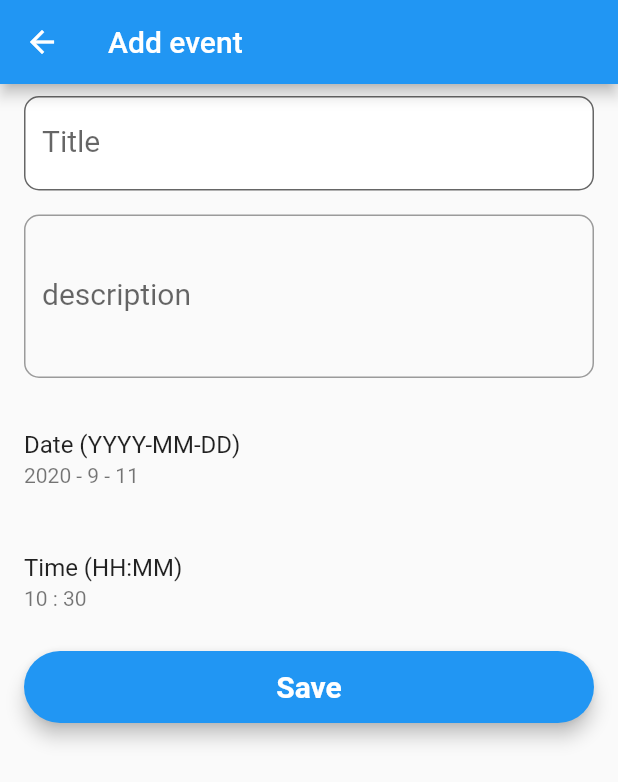
After one commit to Furball-Tales/furball-tales, a Flutter app: the Calendar screen opened directly, after a tap on the "add" icon, on a phone screen of 412 x 824 dp. The commit adds this screen. Shown: the top 782 px of the screen. Run offline on Flutter 3.47's test engine with Material 2 defaults, Android fonts, the phone set to English and light mode, and no system bars; our stand-ins replace firebase_auth, firebase_database, firebase_storage, flutter_datetime_picker, flutter_neumorphic, google_sign_in and 4 more; missing offline and left inert: firebase_helpers; accounts and stored records are empty; Roboto replaces fonts that are missing (Montserrat).

Commit message:
added calendar files

```diff
--- /dev/null
+++ b/furballTalesApp/lib/calendar/calendar_main.dart
@@ -0,0 +1,224 @@
+import 'package:flutter/material.dart';
+import 'package:furballTalesApp/homepage.dart';
+import './res/event_firebase_service.dart';
+import './ui/pages/add_event.dart';
+import './ui/pages/view_event.dart';
+import './model/event.dart';
+//import './res/firestore_service.dart';
+
+import 'package:table_calendar/table_calendar.dart';
+
+// void main() => runApp(MyApp());
+
+// class MyApp extends StatelessWidget {
+//   @override
+//   Widget build(BuildContext context) {
+//     return MaterialApp(
+//       title: 'Flutter Calendar',
+//       theme: ThemeData(
+//         primarySwatch: Colors.blue,
+//       ),
+//       home: HomePage(),
+//       routes: {
+//         "add_event": (_) => AddEventPage(),
+//       },
+//     );
+//   }
+// }
+
+class Calendar extends StatefulWidget {
+  @override
+  _CalendarState createState() => _CalendarState();
+}
+
+class _CalendarState extends State<Calendar> {
+  CalendarController _controller;
+  Map<DateTime, List<dynamic>> _events;
+  List<dynamic> _selectedEvents;
+
+  @override
+  void initState() {
+    super.initState();
+    _controller = CalendarController();
+    _events = {};
+    _selectedEvents = [];
+  }
+
+  Map<DateTime, List<dynamic>> _groupEvents(List<EventModel> allEvents) {
+    Map<DateTime, List<dynamic>> data = {};
+    allEvents.forEach((event) {
+      DateTime date = DateTime(
+          event.eventDate.year, event.eventDate.month, event.eventDate.day, 12);
+      if (data[date] == null) data[date] = [];
+      data[date].add(event);
+    });
+    print(data);
+    return data;
+  }
+
+  @override
+  Widget build(BuildContext context) {
+    return Scaffold(
+      appBar: AppBar(
+        title: Text('Flutter Calendar'),
+      ),
+      body: StreamBuilder<List<EventModel>>(
+          stream: eventDBS.streamList(),
+          builder: (context, snapshot) {
+            if (snapshot.hasData) {
+              List<EventModel> allEvents = snapshot.data;
+              if (allEvents.isNotEmpty) {
+                _events = _groupEvents(allEvents);
+              }
+            }
+            return SingleChildScrollView(
+              child: Column(
+                crossAxisAlignment: CrossAxisAlignment.start,
+                children: <Widget>[
+                  TableCalendar(
+                    events: _events,
+                    initialCalendarFormat: CalendarFormat.month,
+                    calendarStyle: CalendarStyle(
+                        canEventMarkersOverflow: true,
+                        todayColor: Colors.orange,
+                        selectedColor: Theme.of(context).primaryColor,
+                        todayStyle: TextStyle(
+                            fontWeight: FontWeight.bold,
+                            fontSize: 18.0,
+                            color: Colors.white)),
+                    headerStyle: HeaderStyle(
+                      centerHeaderTitle: true,
+                      formatButtonDecoration: BoxDecoration(
+                        color: Colors.orange,
+                        borderRadius: BorderRadius.circular(20.0),
+                      ),
+                      formatButtonTextStyle: TextStyle(color: Colors.white),
+                      formatButtonShowsNext: false,
+                    ),
+                    startingDayOfWeek: StartingDayOfWeek.monday,
+                    onDaySelected: (date, events) {
+                      setState(() {
+                        _selectedEvents = events;
+                        // ..._selectedEvents.sort((a, b) {
+                        //   var adate =
+                        //       a['event_time']; //before -> var adate = a.expiry;
+                        //   var bdate =
+                        //       b['event_time']; //before -> var bdate = b.expiry;
+                        //   return adate.compareTo(bdate);
+                        // });
+                      });
+                    },
+                    builders: CalendarBuilders(
+                      selectedDayBuilder: (context, date, events) => Container(
+                          margin: const EdgeInsets.all(4.0),
+                          alignment: Alignment.center,
+                          decoration: BoxDecoration(
+                              color: Theme.of(context).primaryColor,
+                              borderRadius: BorderRadius.circular(10.0)),
+                          child: Text(
+                            date.day.toString(),
+                            style: TextStyle(color: Colors.white),
+                          )),
+                      todayDayBuilder: (context, date, events) => Container(
+                          margin: const EdgeInsets.all(4.0),
+                          alignment: Alignment.center,
+                          decoration: BoxDecoration(
+                              color: Colors.orange,
+                              borderRadius: BorderRadius.circular(10.0)),
+                          child: Text(
+                            date.day.toString(),
+                            style: TextStyle(color: Colors.white),
+                          )),
+                    ),
+                    calendarController: _controller,
+                  ),
+                  ..._selectedEvents.map((event) => ListTile(
+                        title: Text(event.title),
+                        subtitle: Column(
+                            crossAxisAlignment: CrossAxisAlignment.start,
+                            children: <Widget>[
+                              Text(
+                                "Appoinment time: " +
+                                    returnTimeOnly(event.eventTime),
+                                style: TextStyle(color: Colors.red),
+                              ),
+                              Text(event.description),
+                              // IconButton(
+                              //   color: Colors.red,
+                              //   icon: Icon(Icons.delete),
+                              //   onPressed: () => _deleteNote(context, event.id),
+                              // ),
+                            ]),
+                        trailing: FlatButton(
+                            onPressed: () async {
+                              await eventDBS.removeItem(event.id);
+                              Navigator.push(
+                                      context,
+                                      MaterialPageRoute(
+                                          builder: (context) => Homepage()))
+                                  .whenComplete(() => {Navigator.pop(context)});
+                            },
+                            child: Text('delete')),
+                        // onTap: () {
+                        //   print(event);
+                        //   Navigator.push(
+                        //       context,
+                        //       MaterialPageRoute(
+                        //           builder: (_) => EventDetailsPage(
+                        //                 event: event,
+                        //               )
+                        //               )
+                        //               );
+                        // },
+                      )),
+                ],
+              ),
+            );
+          }),
+      floatingActionButton: FloatingActionButton(
+        child: Icon(Icons.add),
+        //onPressed: () => Navigator.pushNamed(context, 'add_event'),
+        onPressed: () => {
+          Navigator.push(
+              context, MaterialPageRoute(builder: (context) => AddEventPage()))
+        },
+      ),
+    );
+  }
+
+  refresh() {
+    setState(() {});
+  }
+
+  void _deleteNote(BuildContext context, String id) async {
+    if (await _showConfirmationDialog(context)) {
+      try {
+        await eventDBS.removeItem(id);
+        Navigator.of(context).pop();
+      } catch (e) {
+        print(e);
+      }
+    }
+  }
+
+  Future<bool> _showConfirmationDialog(BuildContext context) async {
+    return showDialog(
+        context: context,
+        barrierDismissible: true,
+        builder: (context) => AlertDialog(
+              content: Text("Are you sure you want to delete?"),
+              actions: <Widget>[
+                FlatButton(
+                  textColor: Colors.red,
+                  child: Text("Delete"),
+                  onPressed: () => Navigator.pop(context, true),
+                ),
+                FlatButton(
+                  textColor: Colors.black,
+                  child: Text("No"),
+                  onPressed: () => Navigator.pop(context, false),
+                ),
+              ],
+            ));
+  }
+}
--- /dev/null
+++ b/furballTalesApp/lib/calendar/model/event.dart
@@ -0,0 +1,62 @@
+import 'package:firebase_helpers/firebase_helpers.dart';
+import 'package:flutter/material.dart';
+import 'package:intl/intl.dart';
+
+class EventModel extends DatabaseItem {
+  final String id;
+  final String title;
+  final String description;
+  final DateTime eventDate;
+  final DateTime eventTime;
+
+  EventModel(
+      {this.id, this.title, this.description, this.eventDate, this.eventTime})
+      : super(id);
+
+  factory EventModel.fromMap(Map data) {
+    return EventModel(
+        title: data['title'],
+        description: data['description'],
+        eventDate: data['event_date'],
+        eventTime: data['event_time']);
+  }
+
+  factory EventModel.fromDS(String id, Map<String, dynamic> data) {
+    return EventModel(
+      id: id,
+      title: data['title'],
+      description: data['description'],
+      eventDate: data['event_date'].toDate(),
+      eventTime: data['event_time'].toDate(),
+    );
+  }
+
+  Map<String, dynamic> toMap() {
+    return {
+      "title": title,
+      "description": description,
+      "event_date": eventDate,
+      "event_time": eventTime,
+      "id": id,
+    };
+  }
+}
+
+String formatTimeOfDay(TimeOfDay tod) {
+  final now = new DateTime.now();
+  final dt = DateTime(now.year, now.month, now.day, tod.hour, tod.minute);
+  final format = DateFormat.jm(); //"6:00 AM"
+  return format.format(dt);
+}
+
+DateTime formatTimeOfDaytoDateTime(DateTime d, TimeOfDay t) {
+  final dt = DateTime(d.year, d.month, d.day, t.hour, t.minute);
+  // final format = DateFormat.jm();  //"6:00 AM"
+  return dt;
+}
+
+String returnTimeOnly(DateTime d) {
+  final dt = DateTime(d.year, d.month, d.day, d.hour, d.minute);
+  final format = DateFormat.jm(); //"6:00 AM"
+  return format.format(dt);
+}
--- /dev/null
+++ b/furballTalesApp/lib/calendar/res/event_firebase_service.dart
@@ -0,0 +1,7 @@
+import 'package:firebase_helpers/firebase_helpers.dart';
+
+import '../model/event.dart';
+
+DatabaseService<EventModel> eventDBS = DatabaseService<EventModel>("events",
+    fromDS: (id, data) => EventModel.fromDS(id, data),
+    toMap: (event) => event.toMap());
--- /dev/null
+++ b/furballTalesApp/lib/calendar/ui/pages/add_event.dart
@@ -0,0 +1,172 @@
+import '../../model/event.dart';
+import 'package:flutter/material.dart';
+import '../../res/event_firebase_service.dart';
+
+class AddEventPage extends StatefulWidget {
+  final EventModel note;
+
+  const AddEventPage({Key key, this.note}) : super(key: key);
+
+  @override
+  _AddEventPageState createState() => _AddEventPageState();
+}
+
+class _AddEventPageState extends State<AddEventPage> {
+  TextStyle style = TextStyle(fontFamily: 'Montserrat', fontSize: 20.0);
+  TextEditingController _title;
+  TextEditingController _description;
+  DateTime _eventDate;
+  TimeOfDay _eventTime;
+  final _formKey = GlobalKey<FormState>();
+  final _key = GlobalKey<ScaffoldState>();
+  bool processing;
+
+  @override
+  void initState() {
+    super.initState();
+    _title = TextEditingController(
+        text: widget.note != null ? widget.note.title : "");
+    _description = TextEditingController(
+        text: widget.note != null ? widget.note.description : "");
+    _eventDate = DateTime.now();
+    _eventTime = TimeOfDay.now();
+    processing = false;
+  }
+
+  @override
+  Widget build(BuildContext context) {
+    return Scaffold(
+      appBar: AppBar(
+        title: Text(widget.note != null ? "Edit Event" : "Add event"),
+      ),
+      key: _key,
+      body: Form(
+        key: _formKey,
+        child: Container(
+          alignment: Alignment.center,
+          child: ListView(
+            children: <Widget>[
+              Padding(
+                padding:
+                    const EdgeInsets.symmetric(horizontal: 16.0, vertical: 8.0),
+                child: TextFormField(
+                  controller: _title,
+                  validator: (value) =>
+                      (value.isEmpty) ? "Please Enter title" : null,
+                  style: style,
+                  decoration: InputDecoration(
+                      labelText: "Title",
+                      filled: true,
+                      fillColor: Colors.white,
+                      border: OutlineInputBorder(
+                          borderRadius: BorderRadius.circular(10))),
+                ),
+              ),
+              Padding(
+                padding:
+                    const EdgeInsets.symmetric(horizontal: 16.0, vertical: 8.0),
+                child: TextFormField(
+                  controller: _description,
+                  minLines: 3,
+                  maxLines: 5,
+                  validator: (value) =>
+                      (value.isEmpty) ? "Please Enter description" : null,
+                  style: style,
+                  decoration: InputDecoration(
+                      labelText: "description",
+                      border: OutlineInputBorder(
+                          borderRadius: BorderRadius.circular(10))),
+                ),
+              ),
+              const SizedBox(height: 10.0),
+              ListTile(
+                title: Text("Date (YYYY-MM-DD)"),
+                subtitle: Text(
+                    "${_eventDate.year} - ${_eventDate.month} - ${_eventDate.day}"),
+                onTap: () async {
+                  DateTime picked = await showDatePicker(
+                      context: context,
+                      initialDate: _eventDate,
+                      firstDate: DateTime(_eventDate.year - 5),
+                      lastDate: DateTime(_eventDate.year + 5));
+                  if (picked != null) {
+                    setState(() {
+                      _eventDate = picked;
+                    });
+                  }
+                },
+              ),
+              SizedBox(height: 10.0),
+              ListTile(
+                title: Text("Time (HH:MM)"),
+                subtitle: Text("${_eventTime.hour} : ${_eventTime.minute}"),
+                onTap: () async {
+                  TimeOfDay t = await showTimePicker(
+                      context: context, initialTime: _eventTime);
+                  if (t != null) {
+                    setState(() {
+                      _eventTime = t;
+                    });
+                  }
+                  print(_eventTime);
+                },
+              ),
+              SizedBox(height: 10.0),
+              processing
+                  ? Center(child: LinearProgressIndicator())
+                  : Padding(
+                      padding: const EdgeInsets.symmetric(horizontal: 16.0),
+                      child: Material(
+                        elevation: 5.0,
+                        borderRadius: BorderRadius.circular(30.0),
+                        color: Theme.of(context).primaryColor,
+                        child: MaterialButton(
+                          onPressed: () async {
+                            if (_formKey.currentState.validate()) {
+                              setState(() {
+                                processing = true;
+                              });
+                              if (widget.note != null) {
+                                await eventDBS.updateData(widget.note.id, {
+                                  "title": _title.text,
+                                  "description": _description.text,
+                                  "event_date": widget.note.eventDate,
+                                  "event_time": widget.note.eventTime
+                                });
+                              } else {
+                                await eventDBS.createItem(EventModel(
+                                    title: _title.text,
+                                    description: _description.text,
+                                    eventDate: _eventDate,
+                                    eventTime: formatTimeOfDaytoDateTime(
+                                        _eventDate, _eventTime)));
+                              }
+                              Navigator.pop(context);
+                              setState(() {
+                                processing = false;
+                              });
+                            }
+                          },
+                          child: Text(
+                            "Save",
+                            style: style.copyWith(
+                                color: Colors.white,
+                                fontWeight: FontWeight.bold),
+                          ),
+                        ),
+                      ),
+                    ),
+            ],
+          ),
+        ),
+      ),
+    );
+  }
+
+  @override
+  void dispose() {
+    _title.dispose();
+    _description.dispose();
+    super.dispose();
+  }
+}
--- /dev/null
+++ b/furballTalesApp/lib/calendar/ui/pages/view_event.dart
@@ -0,0 +1,35 @@
+import 'package:flutter/material.dart';
+import '../../model/event.dart';
+
+class EventDetailsPage extends StatelessWidget {
+  final EventModel event;
+
+  const EventDetailsPage({Key key, this.event}) : super(key: key);
+
+  @override
+  Widget build(BuildContext context) {
+    return Scaffold(
+      appBar: AppBar(
+        title: Text('Event details'),
+      ),
+      body: SingleChildScrollView(
+        padding: const EdgeInsets.all(16.0),
+        child: Column(
+          crossAxisAlignment: CrossAxisAlignment.start,
+          children: <Widget>[
+            Text(
+              "Appoinment time: " + returnTimeOnly(event.eventTime),
+              style: TextStyle(color: Colors.red),
+            ),
+            Text(
+              event.title,
+              style: Theme.of(context).textTheme.display1,
+            ),
+            SizedBox(height: 20.0),
+            Text(event.description),
+          ],
+        ),
+      ),
+    );
+  }
+}
--- a/furballTalesApp/lib/profile/about.dart
+++ b/furballTalesApp/lib/profile/about.dart
@@ -75,7 +75,8 @@
                       Navigator.push(
                           context,
                           MaterialPageRoute(
-                              builder: (context) => ProjectDet()));
+                              builder: (context) => ProjectDet())
+                              );
                     },
                     color: Colors.cyan,
                     textColor: Colors.white,
--- a/furballTalesApp/pubspec.yaml
+++ b/furballTalesApp/pubspec.yaml
@@ -34,7 +34,10 @@
   flutter_neumorphic: ^3.0.1
   image_picker: ^0.6.7
   transparent_image: ^1.0.0
-
+  table_calendar: ^2.2.3
+  cloud_firestore: ^0.13.5
+  firebase_helpers: ^0.1.0
+  intl: ^0.16.1
   # The following adds the Cupertino Icons font to your application.
   # Use with the CupertinoIcons class for iOS style icons.
   cupertino_icons: ^0.1.3
```
Also changed, not shown: furballTalesApp/lib/calendar/calendar_main111.dart (added, +151 -0 lines), furballTalesApp/lib/calendar/res/firestore_service.dart (added, +34 -0 lines), furballTalesApp/lib/homepage.dart (+9 -0 lines), furballTalesApp/pubspec.lock.
